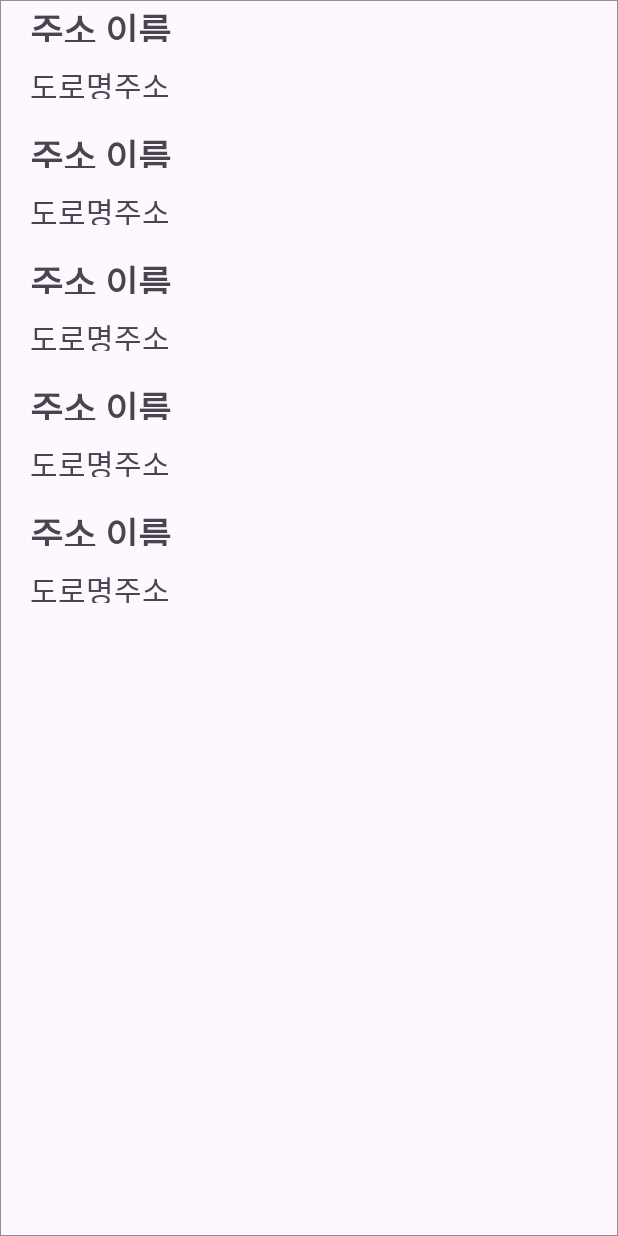
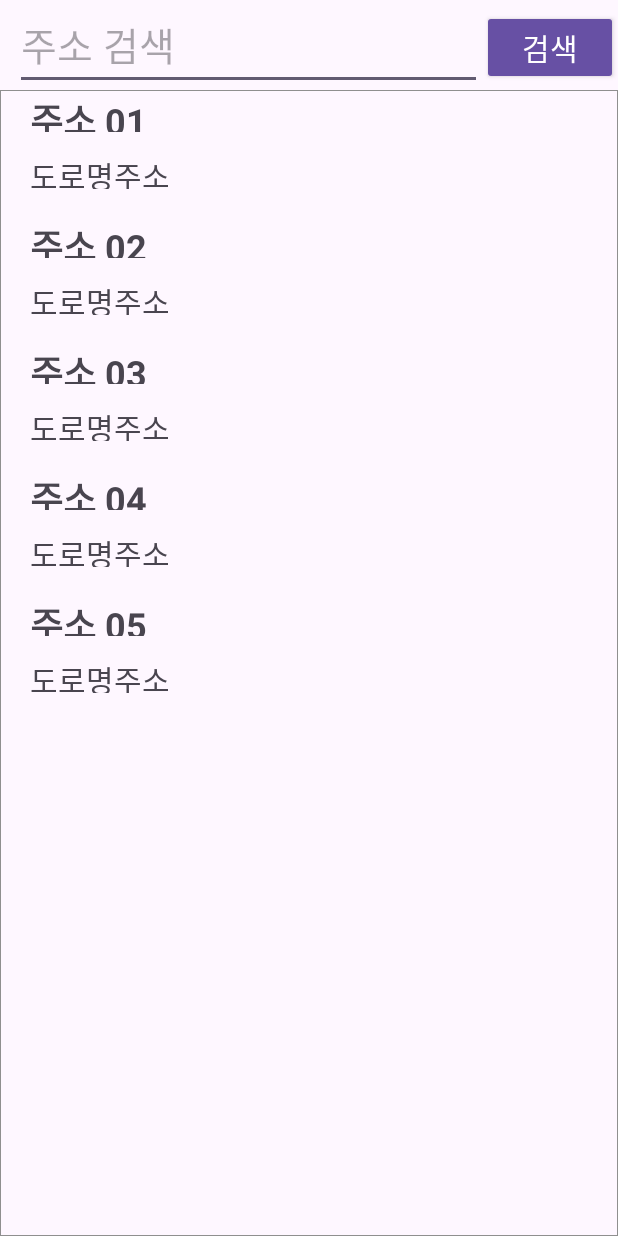
Before and after one commit to NNYT1024/loadGuide, an Android app built with Jetpack Compose: the getAddress screen opened directly, with no data from a screen before it, on a phone screen of 412 x 824 dp. Run offline under Robolectric (Android 15) with nearby library versions, the phone set to English and light mode, and no system bars; network calls fail.

Commit message:
노트북에서 전송

```diff
--- a/app/src/main/java/com/map/loadguied_v2/recyleView/AddressRvAdapter.kt
+++ b/app/src/main/java/com/map/loadguied_v2/recyleView/AddressRvAdapter.kt
@@ -10,17 +10,17 @@ import android.widget.TextView
 import androidx.recyclerview.widget.RecyclerView
 import com.map.loadguied_v2.R
 
-class AddressRvAdapter(val context: Context, val addressList: ArrayList<AddressItem>) :
-    RecyclerView.Adapter<AddressRvAdapter.Holder>(), Parcelable {
+class AddressRvAdapter(val context: Context, val addressList: ArrayList<AddressItem>,val itemClick: (AddressItem) -> Unit) :
+    RecyclerView.Adapter<AddressRvAdapter.Holder>() {
     constructor(parcel: Parcel) : this(
         TODO("context"),
-        TODO("addressList")
-    ) {
-    }
+        TODO("addressList"),
+        TODO("itemClick")
+    )
 
     override fun onCreateViewHolder(parent: ViewGroup, viewType: Int): Holder {
         val view = LayoutInflater.from(context).inflate(R.layout.address_item, parent, false)
-        return Holder(view)
+        return Holder(view,itemClick)
     }
 
     override fun getItemCount(): Int {
@@ -30,22 +30,17 @@ class AddressRvAdapter(val context: Context, val addressList: ArrayList<AddressI
     override fun onBindViewHolder(holder: Holder, position: Int) {
         holder?.bind(addressList[position], context)
     }
-    inner class Holder(itemView : View?) : RecyclerView.ViewHolder(itemView!!){
+    inner class Holder(itemView : View?, itemClick: (AddressItem) -> Unit) : RecyclerView.ViewHolder(itemView!!){
         val place_name = itemView?.findViewById<TextView>(R.id.place_name)
         val road_address_name = itemView?.findViewById<TextView>(R.id.road_address_name)
 
         fun bind (item : AddressItem,context: Context){
             place_name?.text = item.place_name
             road_address_name?.text = item.road_address_name
+
+
+            itemView.setOnClickListener { itemClick(item) }
         }
-    }
-
-    override fun writeToParcel(parcel: Parcel, flags: Int) {
-
-    }
-
-    override fun describeContents(): Int {
-        return 0
     }
 
     companion object CREATOR : Parcelable.Creator<AddressRvAdapter> {
@@ -57,5 +52,4 @@ class AddressRvAdapter(val context: Context, val addressList: ArrayList<AddressI
             return arrayOfNulls(size)
         }
     }
-
 }
--- a/app/src/main/java/com/map/loadguied_v2/recyleView/GetAddress.kt
+++ b/app/src/main/java/com/map/loadguied_v2/recyleView/GetAddress.kt
@@ -3,6 +3,7 @@ package com.map.loadguied_v2.recyleView
 import android.os.Bundle
 import android.util.Log
 import android.widget.TextView
+import android.widget.Toast
 import androidx.appcompat.app.AppCompatActivity
 import androidx.recyclerview.widget.LinearLayoutManager
 import androidx.recyclerview.widget.RecyclerView
@@ -12,11 +13,11 @@ class getAddress  : AppCompatActivity() {
 
 
     var AddressList = arrayListOf<AddressItem>(
-        AddressItem("주소 이름","도로명주소"),
-        AddressItem("주소 이름","도로명주소"),
-        AddressItem("주소 이름","도로명주소"),
-        AddressItem("주소 이름","도로명주소"),
-        AddressItem("주소 이름","도로명주소")
+        AddressItem("주소 01","도로명주소"),
+        AddressItem("주소 02","도로명주소"),
+        AddressItem("주소 03","도로명주소"),
+        AddressItem("주소 04","도로명주소"),
+        AddressItem("주소 05","도로명주소")
 
     )
     override fun onCreate(savedInstanceState: Bundle?) {
@@ -25,7 +26,12 @@ class getAddress  : AppCompatActivity() {
         setContentView(R.layout.select_address_list)
         var Address_RecyclerView = findViewById<RecyclerView>(R.id.Address_RecyclerView)
 
-        val mAdapter = AddressRvAdapter(this, AddressList)
+//        val mAdapter = AddressRvAdapter(this, AddressList)
+
+        val mAdapter = AddressRvAdapter(this, AddressList) { item ->
+            Toast.makeText(this, "주소 이름은 ${item.place_name} 이며, 도로명 주소는 ${item.road_address_name}이다.", Toast.LENGTH_SHORT).show()
+        }
+        Address_RecyclerView.adapter = mAdapter
         Address_RecyclerView.adapter = mAdapter
 
         val lm = LinearLayoutManager(this)
--- a/app/src/main/res/layout/select_address_list.xml
+++ b/app/src/main/res/layout/select_address_list.xml
@@ -1,9 +1,37 @@
 <?xml version="1.0" encoding="utf-8"?>
-<androidx.constraintlayout.widget.ConstraintLayout xmlns:android="http://schemas.android.com/apk/res/android"
+<LinearLayout xmlns:android="http://schemas.android.com/apk/res/android"
     xmlns:tools="http://schemas.android.com/tools"
     android:layout_width="match_parent"
-    android:layout_height="match_parent">
+    android:layout_height="match_parent"
+    android:orientation="vertical"
+    >
 
+    <LinearLayout
+        android:layout_width="match_parent"
+        android:layout_height="wrap_content"
+        android:orientation="horizontal"
+        >
+
+        <EditText
+            android:id="@+id/editTextText"
+            android:layout_width="wrap_content"
+            android:layout_height="wrap_content"
+            android:layout_weight="7"
+            android:layout_marginLeft="10dp"
+            android:ems="10"
+            android:hint="주소 검색"
+            android:inputType="text"
+            android:textSize="26sp" />
+
+        <Button
+            android:id="@+id/button"
+            style="@style/Widget.AppCompat.Button"
+            android:layout_width="wrap_content"
+            android:layout_height="wrap_content"
+            android:layout_weight="3"
+            android:text="검색"
+            android:textSize="20sp" />
+    </LinearLayout>
     <androidx.recyclerview.widget.RecyclerView
         android:id="@+id/Address_RecyclerView"
         android:layout_width="match_parent"
@@ -12,4 +40,4 @@
         tools:layout_editor_absoluteX="1dp"
         tools:layout_editor_absoluteY="1dp" />
 
-</androidx.constraintlayout.widget.ConstraintLayout>
+</LinearLayout>
```
